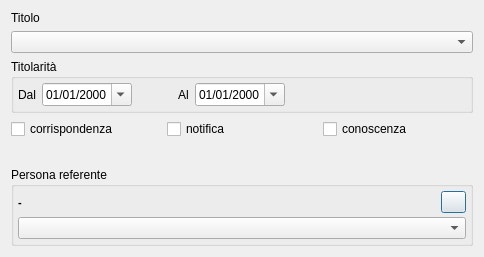
Qt form src/com/axiastudio/suite/protocollo/forms/soggettoprotocollo.ui (tizianolattisi/suitegda) before a commit.
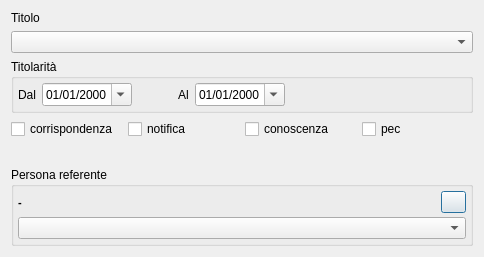
The same form after that commit. Icons and pictures are not drawn. Custom widgets are drawn as their Qt base class.

Commit message: A completamento inserimento campi x PEC

What changed in the file:
```diff
--- a/src/com/axiastudio/suite/protocollo/forms/soggettoprotocollo.ui
+++ b/src/com/axiastudio/suite/protocollo/forms/soggettoprotocollo.ui
@@ -190,6 +190,16 @@
        </property>
       </widget>
      </item>
+     <item>
+      <widget class="QCheckBox" name="checkBox_4">
+       <property name="text">
+        <string>pec</string>
+       </property>
+       <property name="column" stdset="0">
+        <string>pec</string>
+       </property>
+      </widget>
+     </item>
     </layout>
    </item>
    <item>
```
The commit also changes 1 other file.
